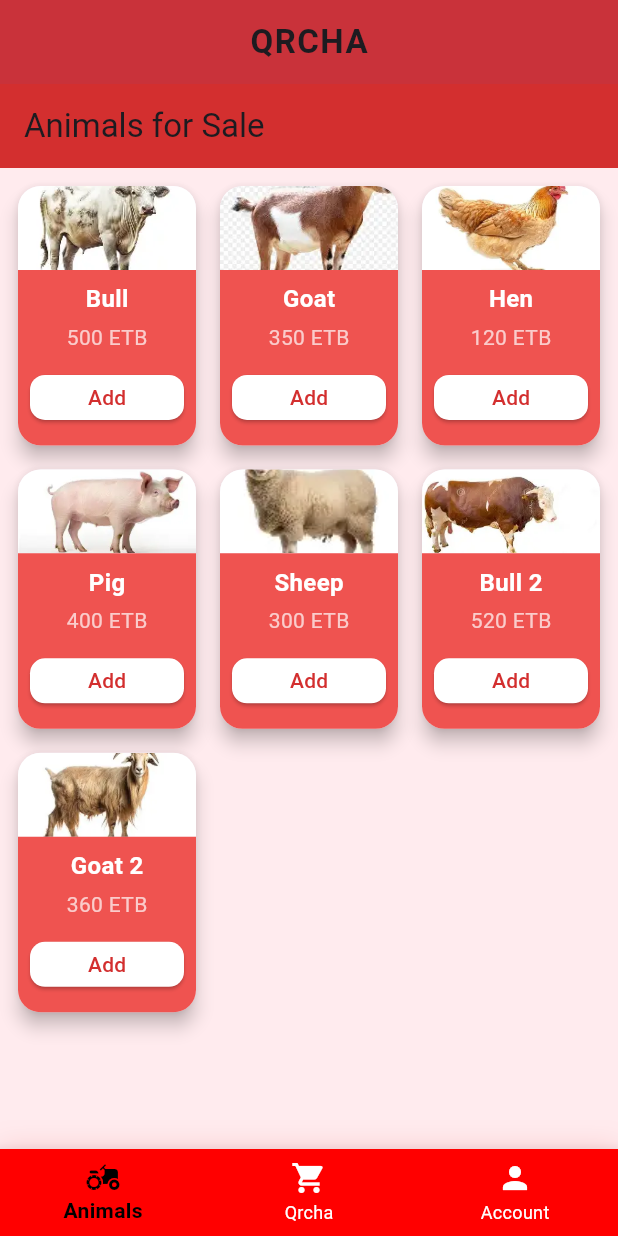
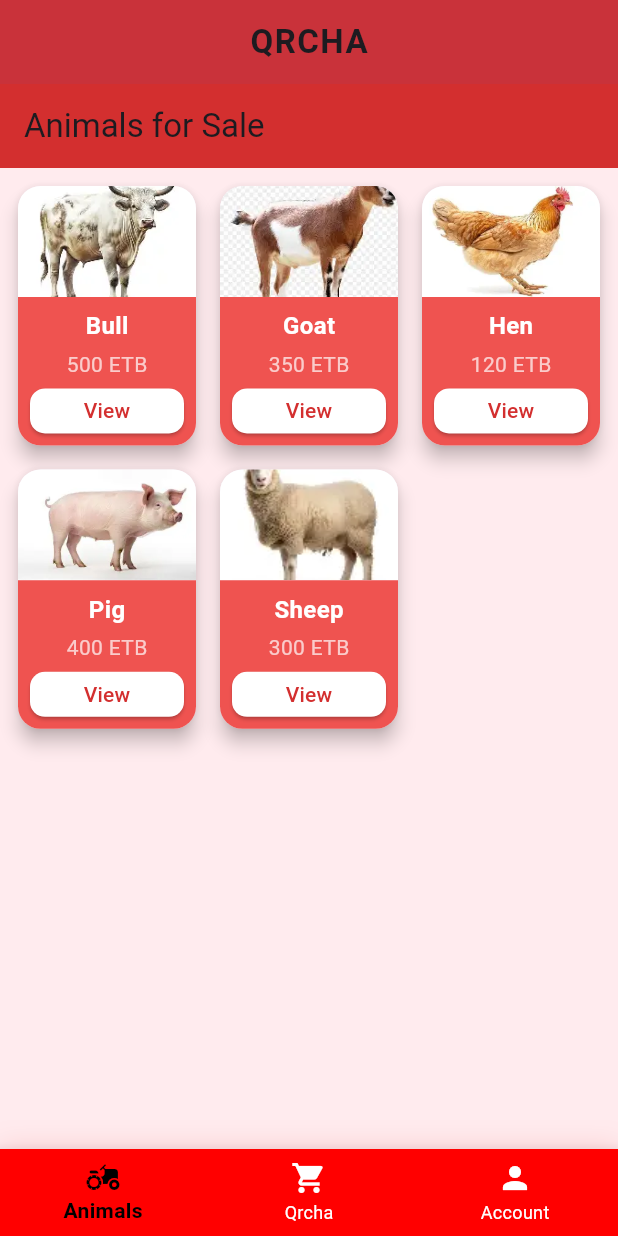
Before and after one commit to kaleb-menbere/QRCHA, a Flutter app: the screen it shows after launch, on a phone screen of 412 x 824 dp. Run offline on Flutter 3.47's test engine with Material 3 defaults, Android fonts, the phone set to English and light mode, and no system bars.

Commit message:
working good, font created, and detail created

```diff
--- a/qrcha/lib/main.dart
+++ b/qrcha/lib/main.dart
@@ -12,7 +12,7 @@ class MeatMarketApp extends StatelessWidget {
   Widget build(BuildContext context) {
     return MaterialApp(
       debugShowCheckedModeBanner: false,
-      title: 'Meat Market App',
+      title: 'QRCHA',
       theme: ThemeData(
         primarySwatch: Colors.red,
       ),
--- a/qrcha/lib/screens/animals_screen.dart
+++ b/qrcha/lib/screens/animals_screen.dart
@@ -1,5 +1,6 @@
 import 'package:flutter/material.dart';
 import '../widgets/cards.dart';
+import 'animal_detail_screen.dart';
 
 class AnimalsScreen extends StatelessWidget {
   const AnimalsScreen({Key? key}) : super(key: key);
@@ -12,8 +13,6 @@ class AnimalsScreen extends StatelessWidget {
       {'name': 'Hen', 'price': '120 ETB', 'image': 'assets/hen.png'},
       {'name': 'Pig', 'price': '400 ETB', 'image': 'assets/pig.png'},
       {'name': 'Sheep', 'price': '300 ETB', 'image': 'assets/sheep.png'},
-      {'name': 'Bull 2', 'price': '520 ETB', 'image': 'assets/bull2.png'},
-      {'name': 'Goat 2', 'price': '360 ETB', 'image': 'assets/goat2.png'},
     ];
 
     return Scaffold(
@@ -22,15 +21,14 @@ class AnimalsScreen extends StatelessWidget {
         backgroundColor: Colors.red.shade700,
         title: const Text('Animals for Sale'),
       ),
-      body: Padding(
-        padding: const EdgeInsets.all(8.0),
-        child: GridView.builder(
+      body: GridView.builder(
+        padding: const EdgeInsets.all(8),
         itemCount: animals.length,
         gridDelegate: const SliverGridDelegateWithFixedCrossAxisCount(
-            crossAxisCount: 3, // 3 cards per row
+          crossAxisCount: 3,
           crossAxisSpacing: 8,
           mainAxisSpacing: 8,
-            childAspectRatio: 0.7, // taller cards
+          childAspectRatio: 0.7,
         ),
         itemBuilder: (context, index) {
           final animal = animals[index];
@@ -38,13 +36,21 @@ class AnimalsScreen extends StatelessWidget {
             name: animal['name']!,
             price: animal['price']!,
             imagePath: animal['image']!,
-              onAdd: () {
-                print('${animal['name']} added to cart!');
+            onTap: () {
+              Navigator.push(
+                context,
+                MaterialPageRoute(
+                  builder: (_) => AnimalDetailScreen(
+                    name: animal['name']!,
+                    price: animal['price']!,
+                    imagePath: animal['image']!,
+                  ),
+                ),
+              );
             },
           );
         },
       ),
-      ),
     );
   }
 }
--- a/qrcha/lib/widgets/cards.dart
+++ b/qrcha/lib/widgets/cards.dart
@@ -4,70 +4,89 @@ class Cards extends StatelessWidget {
   final String name;
   final String price;
   final String imagePath;
-  final VoidCallback onAdd;
+  final VoidCallback onTap;
 
   const Cards({
     Key? key,
     required this.name,
     required this.price,
     required this.imagePath,
-    required this.onAdd,
+    required this.onTap,
   }) : super(key: key);
 
   @override
   Widget build(BuildContext context) {
-    return Card(
-      shape: RoundedRectangleBorder(borderRadius: BorderRadius.circular(15)),
+    return InkWell(
+      borderRadius: BorderRadius.circular(15),
+      onTap: onTap,
+      child: Card(
+        shape: RoundedRectangleBorder(
+          borderRadius: BorderRadius.circular(15),
+        ),
         elevation: 5,
         child: Column(
           crossAxisAlignment: CrossAxisAlignment.stretch,
           children: [
-          // Animal Image
+            /// IMAGE
             Expanded(
               child: ClipRRect(
-              borderRadius: const BorderRadius.vertical(top: Radius.circular(15)),
+                borderRadius:
+                    const BorderRadius.vertical(top: Radius.circular(15)),
                 child: Image.asset(
                   imagePath,
                   fit: BoxFit.cover,
                 ),
               ),
             ),
-          // Name and Price
+
+            /// INFO
             Container(
               padding: const EdgeInsets.all(8),
               decoration: BoxDecoration(
                 color: Colors.red.shade400,
-              borderRadius: const BorderRadius.vertical(bottom: Radius.circular(15)),
+                borderRadius:
+                    const BorderRadius.vertical(bottom: Radius.circular(15)),
               ),
               child: Column(
                 children: [
                   Text(
                     name,
                     style: const TextStyle(
-                      color: Colors.white, fontWeight: FontWeight.bold, fontSize: 16),
+                      color: Colors.white,
+                      fontWeight: FontWeight.bold,
+                      fontSize: 16,
+                    ),
                   ),
                   const SizedBox(height: 4),
                   Text(
                     price,
-                  style: const TextStyle(color: Colors.white70, fontSize: 14),
+                    style: const TextStyle(
+                      color: Colors.white70,
+                      fontSize: 14,
+                    ),
                   ),
                   const SizedBox(height: 6),
-                ElevatedButton(
-                  onPressed: onAdd,
+                  SizedBox(
+                    width: double.infinity,
+                    height: 30,
+                    child: ElevatedButton(
+                      onPressed: onTap,
                       style: ElevatedButton.styleFrom(
                         backgroundColor: Colors.white,
                         foregroundColor: Colors.red.shade700,
-                    minimumSize: const Size(double.infinity, 30),
                         shape: RoundedRectangleBorder(
-                        borderRadius: BorderRadius.circular(10)),
+                          borderRadius: BorderRadius.circular(10),
                         ),
-                  child: const Text('Add'),
+                      ),
+                      child: const Text('View'),
+                    ),
                   ),
                 ],
               ),
             ),
           ],
         ),
+      ),
     );
   }
 }
```
Also changed, not shown: qrcha/lib/screens/animal_detail_screen.dart (+68 -86 lines), qrcha/lib/screens/qrcha_screen.dart (+13 -3 lines), qrcha/assets/fonts/Roboto-Regular.ttf (added). Lines whose indentation alone changed are shown as unchanged.
